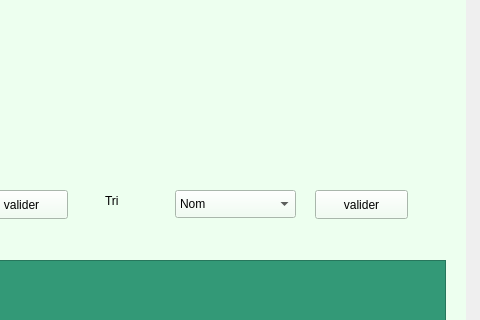
Qt form mainwindow.ui (ProjetCpp-2425/projetcpp-conservation-company) before a commit; both pictures show x 825 to 1305 and y 0 to 320 of the 1305 by 736 pixel window.
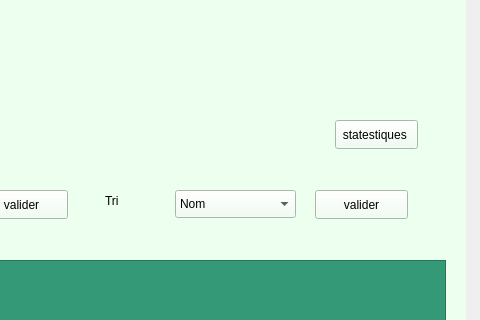
The same form after that commit.

Diff of the .ui file:
```diff
--- a/mainwindow.ui
+++ b/mainwindow.ui
@@ -475,6 +475,19 @@
       <string notr="true">background-color: rgb(51, 153, 119);</string>
      </property>
     </widget>
+    <widget class="QPushButton" name="stat">
+     <property name="geometry">
+      <rect>
+       <x>950</x>
+       <y>120</y>
+       <width>83</width>
+       <height>29</height>
+      </rect>
+     </property>
+     <property name="text">
+      <string>statestiques </string>
+     </property>
+    </widget>
    </widget>
    <widget class="QWidget" name="widget" native="true">
     <property name="geometry">
```
